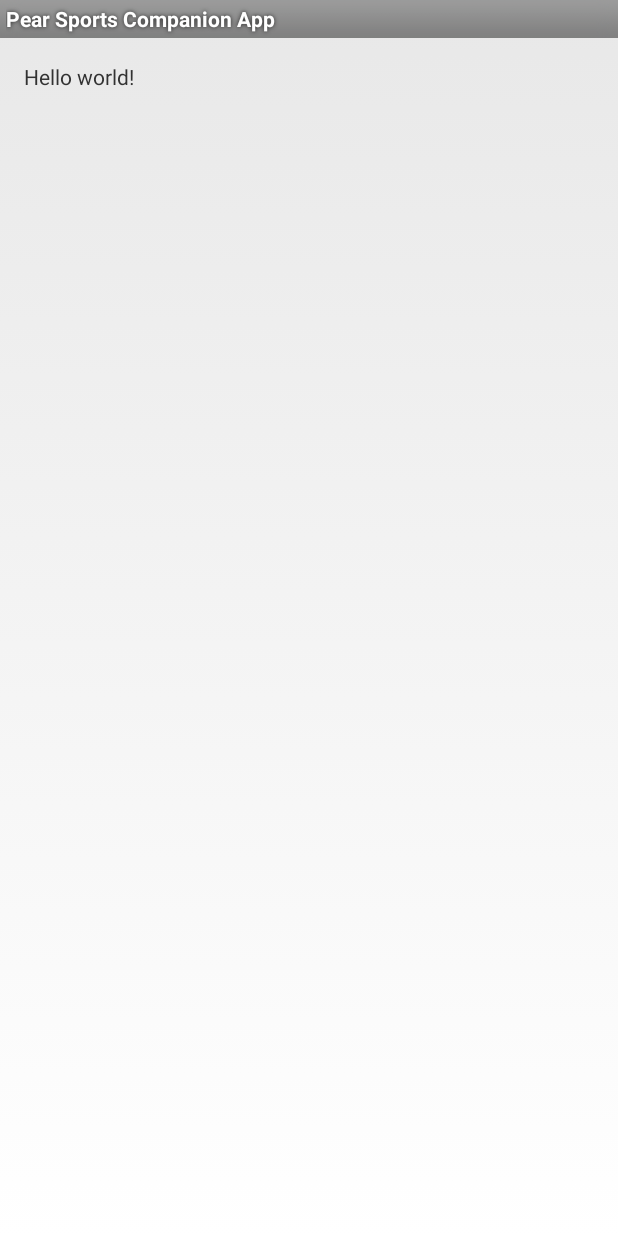
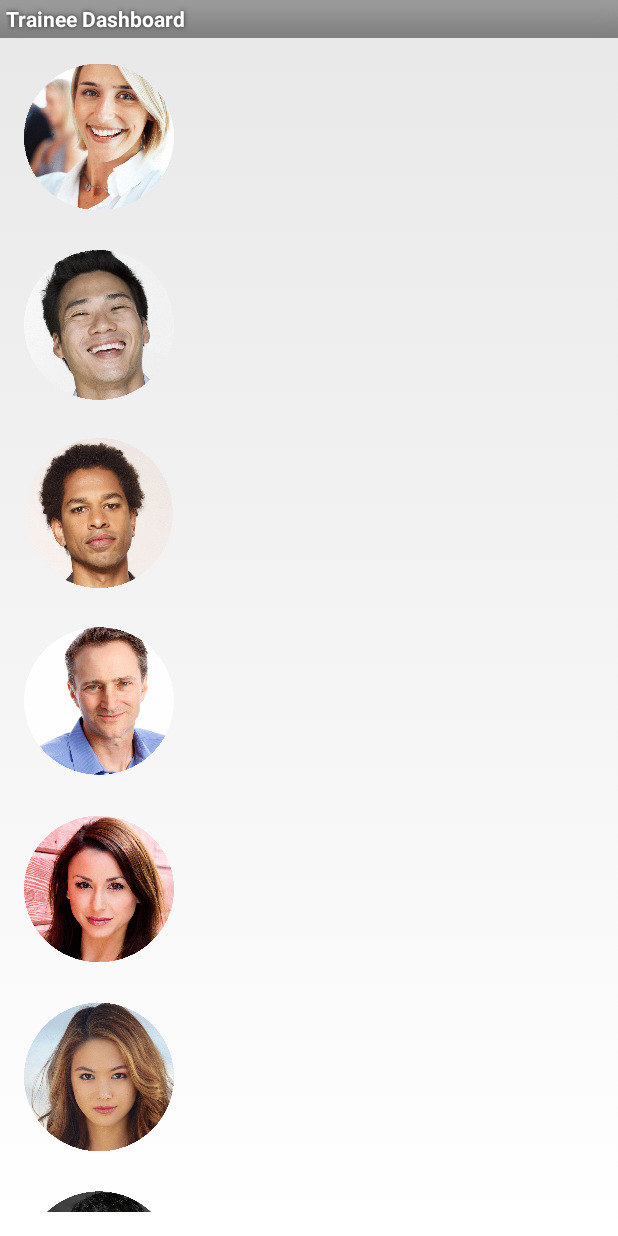
Before and after one commit to csci477-team4/pearsports-android, an Android app: the MainActivity screen opened directly, with no data from a screen before it, on a phone screen of 412 x 824 dp. Run offline under Robolectric (Android 15) with nearby library versions, the phone set to English and light mode, and no system bars.

Commit message:
added scrolling pictures to main dashboard

```diff
--- a/app/src/main/AndroidManifest.xml
+++ b/app/src/main/AndroidManifest.xml
@@ -11,7 +11,7 @@
         android:theme="@style/AppTheme" >
         <activity
             android:name="com.example.app.MainActivity"
-            android:label="@string/app_name" >
+            android:label="@string/title_activity_main" >
         </activity>
         <activity
             android:name=".LoginActivity"
--- a/app/src/main/res/layout/fragment_main.xml
+++ b/app/src/main/res/layout/fragment_main.xml
@@ -8,9 +8,99 @@
     android:paddingBottom="@dimen/activity_vertical_margin"
     tools:context="com.example.app.MainActivity$PlaceholderFragment">
 
-    <TextView
-        android:text="@string/hello_world"
-        android:layout_width="wrap_content"
-        android:layout_height="wrap_content" />
+    <ScrollView
+        android:id="@+id/login_form"
+        android:layout_width="match_parent"
+        android:layout_height="match_parent"
+        android:fillViewport="false">
+
+        <LinearLayout
+            android:layout_width="fill_parent"
+            android:layout_height="fill_parent"
+            android:orientation="vertical" >
+
+            <ImageView
+                android:layout_width="100dp"
+                android:layout_height="100dp"
+                android:id="@+id/image_trainee1"
+                android:layout_alignParentTop="true"
+                android:layout_alignParentLeft="true"
+                android:layout_alignParentStart="true"
+                android:layout_marginBottom="25dp"
+                android:src="@drawable/trainee_1" />
+
+            <ImageView
+                android:layout_width="100dp"
+                android:layout_height="100dp"
+                android:id="@+id/image_trainee2"
+                android:layout_alignParentTop="true"
+                android:layout_alignParentLeft="true"
+                android:layout_alignParentStart="true"
+                android:layout_marginBottom="25dp"
+                android:src="@drawable/trainee_2" />
+
+            <ImageView
+                android:layout_width="100dp"
+                android:layout_height="100dp"
+                android:id="@+id/image_trainee3"
+                android:layout_alignParentTop="true"
+                android:layout_alignParentLeft="true"
+                android:layout_alignParentStart="true"
+                android:layout_marginBottom="25dp"
+                android:src="@drawable/trainee_3" />
+
+            <ImageView
+                android:layout_width="100dp"
+                android:layout_height="100dp"
+                android:id="@+id/image_trainee4"
+                android:layout_alignParentTop="true"
+                android:layout_alignParentLeft="true"
+                android:layout_alignParentStart="true"
+                android:layout_marginBottom="25dp"
+                android:src="@drawable/trainee_4" />
+
+            <ImageView
+                android:layout_width="100dp"
+                android:layout_height="100dp"
+                android:id="@+id/image_trainee5"
+                android:layout_alignParentTop="true"
+                android:layout_alignParentLeft="true"
+                android:layout_alignParentStart="true"
+                android:layout_marginBottom="25dp"
+                android:src="@drawable/trainee_5" />
+
+            <ImageView
+                android:layout_width="100dp"
+                android:layout_height="100dp"
+                android:id="@+id/image_trainee6"
+                android:layout_alignParentTop="true"
+                android:layout_alignParentLeft="true"
+                android:layout_alignParentStart="true"
+                android:layout_marginBottom="25dp"
+                android:src="@drawable/trainee_6" />
+
+            <ImageView
+                android:layout_width="100dp"
+                android:layout_height="100dp"
+                android:id="@+id/image_trainee7"
+                android:layout_alignParentTop="true"
+                android:layout_alignParentLeft="true"
+                android:layout_alignParentStart="true"
+                android:layout_marginBottom="25dp"
+                android:src="@drawable/trainee_7" />
+
+            <ImageView
+                android:layout_width="100dp"
+                android:layout_height="100dp"
+                android:id="@+id/image_trainee8"
+                android:layout_alignParentTop="true"
+                android:layout_alignParentLeft="true"
+                android:layout_alignParentStart="true"
+                android:layout_marginBottom="25dp"
+                android:src="@drawable/trainee_8" />
+
+        </LinearLayout>
+
+    </ScrollView>
 
 </RelativeLayout>
--- a/app/src/main/res/values/strings.xml
+++ b/app/src/main/res/values/strings.xml
@@ -2,6 +2,7 @@
 <resources>
 
     <string name="app_name">Pear Sports Companion App</string>
+    <string name="title_activity_main">Trainee Dashboard</string>
     <string name="hello_world">Hello world!</string>
     <string name="action_settings">Settings</string>
     <string name="api_url">http://cs477-backend.herokuapp.com</string>
```
Also changed, not shown: app/src/main/res/drawable-hdpi/trainee_1.png (added), app/src/main/res/drawable-hdpi/trainee_2.png (added), app/src/main/res/drawable-hdpi/trainee_3.png (added), app/src/main/res/drawable-hdpi/trainee_4.png (added), app/src/main/res/drawable-hdpi/trainee_5.png (added), app/src/main/res/drawable-hdpi/trainee_6.png (added), app/src/main/res/drawable-hdpi/trainee_7.png (added), app/src/main/res/drawable-hdpi/trainee_8.png (added).
